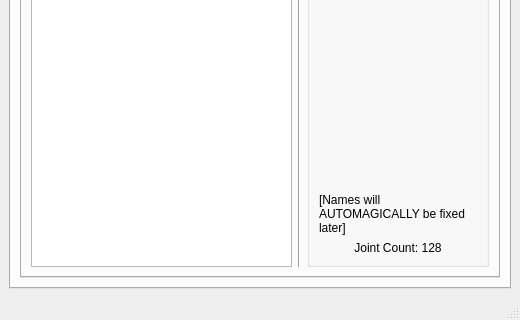
Above: _REF/Mockup_UI/PFRS_Main.ui from TPayneExperience/TrevorPaynes_RigAndAnimSuite before the change; both pictures show x 0 to 520 and y 394 to 714 of the 520 by 714 pixel window. Below: the same form after it.
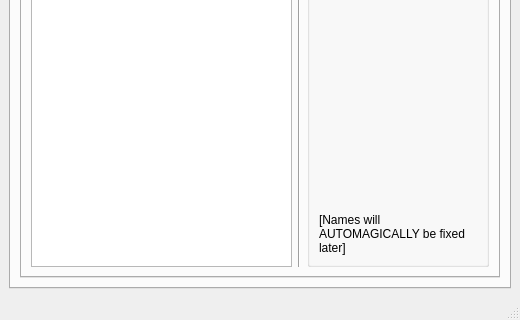
That is the form after the change. The open tabs and pages were chosen to show the change.

What changed in the file:
```diff
--- a/_REF/Mockup_UI/PFRS_Main.ui
+++ b/_REF/Mockup_UI/PFRS_Main.ui
@@ -174,16 +174,6 @@
                        </property>
                       </widget>
                      </item>
-                     <item>
-                      <widget class="QLabel" name="label_6">
-                       <property name="text">
-                        <string>Joint Count: 128</string>
-                       </property>
-                       <property name="alignment">
-                        <set>Qt::AlignCenter</set>
-                       </property>
-                      </widget>
-                     </item>
                     </layout>
                    </widget>
                   </item>
```
Left out of the diff: 6 changed lines with no effect on the pictures.
